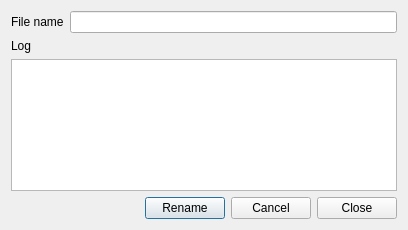
Qt form src/filerenamedialog.ui (ZIMA-Engineering/ZIMA-CAD-Parts) before a commit.
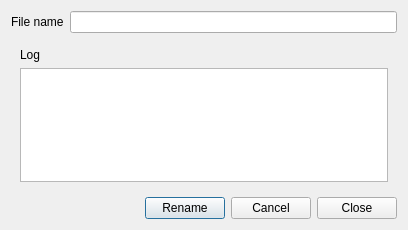
The same form after that commit. Icons and pictures are not drawn.

Commit message: File rename: auto-close on success, show log only when necessary

What changed in the file:
```diff
--- a/src/filerenamedialog.ui
+++ b/src/filerenamedialog.ui
@@ -36,6 +36,9 @@
     </layout>
    </item>
    <item>
+    <widget class="QWidget" name="logWidget" native="true">
+     <layout class="QVBoxLayout" name="logLayout">
+      <item>
     <widget class="QLabel" name="label">
      <property name="text">
       <string>Log</string>
@@ -50,6 +53,9 @@
      <property name="acceptRichText">
       <bool>false</bool>
      </property>
+       </widget>
+      </item>
+     </layout>
     </widget>
    </item>
    <item>
```
Lines whose indentation alone changed are shown as unchanged. The commit also changes 1 other file.
